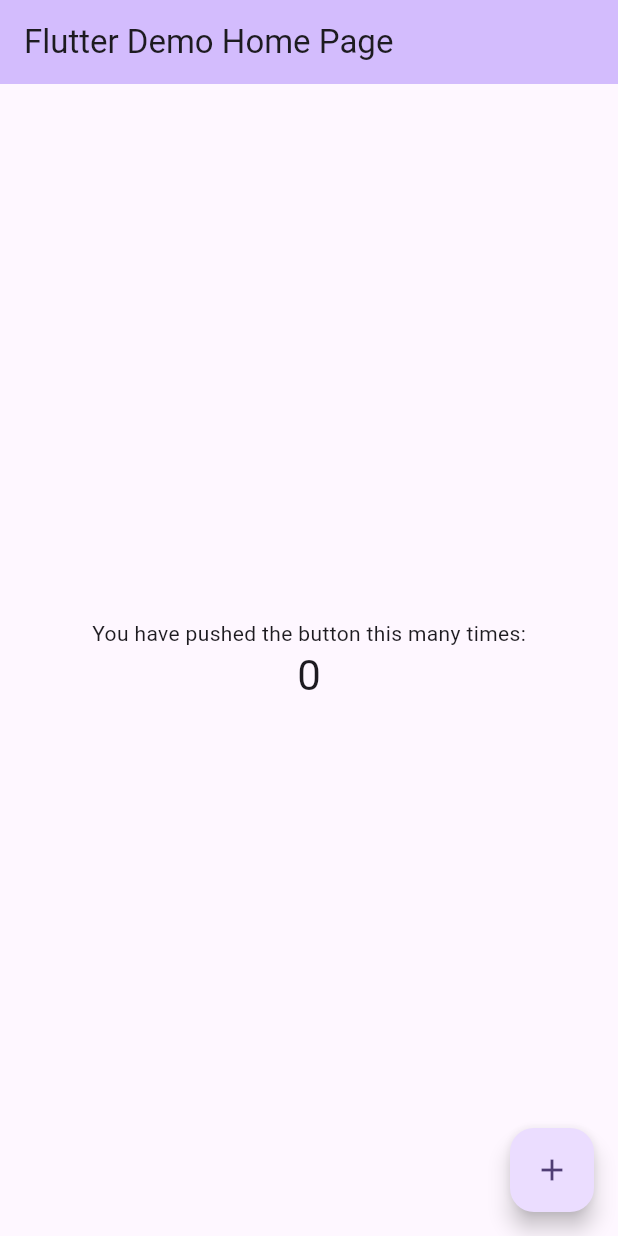
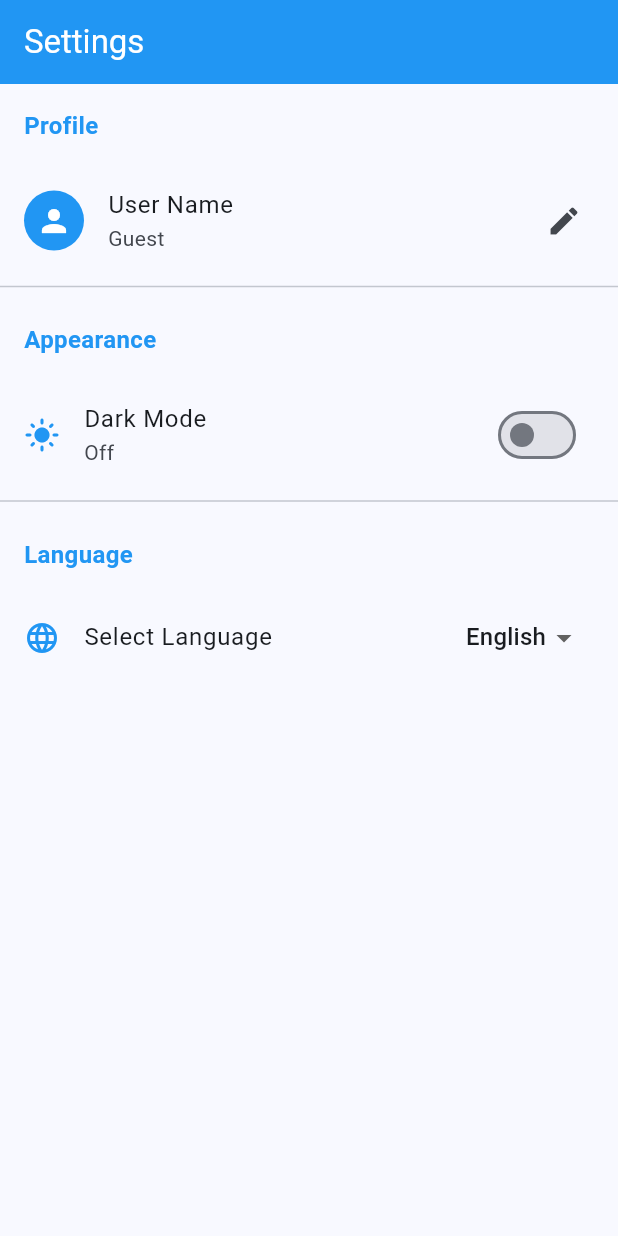
Before and after one commit to Awaisranahmad/flutter-journey-2026, a Flutter app: the screen it shows after launch, on a phone screen of 412 x 824 dp. Run offline on Flutter 3.47's test engine with Material 3 defaults, Android fonts, the phone set to English and light mode, and no system bars; our stand-ins replace shared_preferences.

Commit message:
min compl

```diff
--- a/day-09-local-storage/local_storage/lib/main.dart
+++ b/day-09-local-storage/local_storage/lib/main.dart
@@ -1,121 +1,44 @@
 import 'package:flutter/material.dart';
+import 'package:provider/provider.dart';
+import 'providers/settings_provider.dart';
+import 'screens/settings_screen.dart';
 
 void main() {
+  // Async calls se pehle yeh lazmi lagana hota hai
+  WidgetsFlutterBinding.ensureInitialized();
   runApp(const MyApp());
 }
 
 class MyApp extends StatelessWidget {
   const MyApp({super.key});
 
-  // This widget is the root of your application.
   @override
   Widget build(BuildContext context) {
-    return MaterialApp(
-      title: 'Flutter Demo',
-      theme: ThemeData(
-        // This is the theme of your application.
-        //
-        // TRY THIS: Try running your application with "flutter run". You'll see
-        // the application has a purple toolbar. Then, without quitting the app,
-        // try changing the seedColor in the colorScheme below to Colors.green
-        // and then invoke "hot reload" (save your changes or press the "hot
-        // reload" button in a Flutter-supported IDE, or press "r" if you used
-        // the command line to start the app).
-        //
-        // Notice that the counter didn't reset back to zero; the application
-        // state is not lost during the reload. To reset the state, use hot
-        // restart instead.
-        //
-        // This works for code too, not just values: Most code changes can be
-        // tested with just a hot reload.
-        colorScheme: .fromSeed(seedColor: Colors.deepPurple),
-      ),
-      home: const MyHomePage(title: 'Flutter Demo Home Page'),
-    );
-  }
-}
+    return ChangeNotifierProvider(
+      create: (_) => SettingsProvider()..loadSettings(), // Init call
+      child: Consumer<SettingsProvider>(
+        builder: (context, settingsProvider, _) {
+          final isDarkMode = settingsProvider.settings.isDarkMode;
 
-class MyHomePage extends StatefulWidget {
-  const MyHomePage({super.key, required this.title});
-
-  // This widget is the home page of your application. It is stateful, meaning
-  // that it has a State object (defined below) that contains fields that affect
-  // how it looks.
-
-  // This class is the configuration for the state. It holds the values (in this
-  // case the title) provided by the parent (in this case the App widget) and
-  // used by the build method of the State. Fields in a Widget subclass are
-  // always marked "final".
-
-  final String title;
-
-  @override
-  State<MyHomePage> createState() => _MyHomePageState();
-}
-
-class _MyHomePageState extends State<MyHomePage> {
-  int _counter = 0;
-
-  void _incrementCounter() {
-    setState(() {
-      // This call to setState tells the Flutter framework that something has
-      // changed in this State, which causes it to rerun the build method below
-      // so that the display can reflect the updated values. If we changed
-      // _counter without calling setState(), then the build method would not be
-      // called again, and so nothing would appear to happen.
-      _counter++;
-    });
-  }
-
-  @override
-  Widget build(BuildContext context) {
-    // This method is rerun every time setState is called, for instance as done
-    // by the _incrementCounter method above.
-    //
-    // The Flutter framework has been optimized to make rerunning build methods
-    // fast, so that you can just rebuild anything that needs updating rather
-    // than having to individually change instances of widgets.
-    return Scaffold(
-      appBar: AppBar(
-        // TRY THIS: Try changing the color here to a specific color (to
-        // Colors.amber, perhaps?) and trigger a hot reload to see the AppBar
-        // change color while the other colors stay the same.
-        backgroundColor: Theme.of(context).colorScheme.inversePrimary,
-        // Here we take the value from the MyHomePage object that was created by
-        // the App.build method, and use it to set our appbar title.
-        title: Text(widget.title),
-      ),
-      body: Center(
-        // Center is a layout widget. It takes a single child and positions it
-        // in the middle of the parent.
-        child: Column(
-          // Column is also a layout widget. It takes a list of children and
-          // arranges them vertically. By default, it sizes itself to fit its
-          // children horizontally, and tries to be as tall as its parent.
-          //
-          // Column has various properties to control how it sizes itself and
-          // how it positions its children. Here we use mainAxisAlignment to
-          // center the children vertically; the main axis here is the vertical
-          // axis because Columns are vertical (the cross axis would be
-          // horizontal).
-          //
-          // TRY THIS: Invoke "debug painting" (choose the "Toggle Debug Paint"
-          // action in the IDE, or press "p" in the console), to see the
-          // wireframe for each widget.
-          mainAxisAlignment: .center,
-          children: [
-            const Text('You have pushed the button this many times:'),
-            Text(
-              '$_counter',
-              style: Theme.of(context).textTheme.headlineMedium,
+          return MaterialApp(
+            title: 'Local Storage App',
+            debugShowCheckedModeBanner: false,
+            // ---------- DYNAMIC THEME ----------
+            themeMode: isDarkMode ? ThemeMode.dark : ThemeMode.light,
+            theme: ThemeData(
+              colorScheme: ColorScheme.fromSeed(seedColor: Colors.blue),
+              useMaterial3: true,
             ),
-          ],
-        ),
-      ),
-      floatingActionButton: FloatingActionButton(
-        onPressed: _incrementCounter,
-        tooltip: 'Increment',
-        child: const Icon(Icons.add),
+            darkTheme: ThemeData(
+              colorScheme: ColorScheme.fromSeed(
+                seedColor: Colors.blue,
+                brightness: Brightness.dark,
+              ),
+              useMaterial3: true,
+            ),
+            home: const SettingsScreen(),
+          );
+        },
       ),
     );
   }
--- a/day-09-local-storage/local_storage/lib/screens/settings_screen.dart
+++ b/day-09-local-storage/local_storage/lib/screens/settings_screen.dart
@@ -0,0 +1,143 @@
+import 'package:flutter/material.dart';
+import 'package:provider/provider.dart';
+import '../providers/settings_provider.dart';
+
+class SettingsScreen extends StatelessWidget {
+  const SettingsScreen({super.key});
+
+  // Helper method to show edit name dialog
+  void _showEditNameDialog(BuildContext context) {
+    final provider = context.read<SettingsProvider>();
+    final controller = TextEditingController(text: provider.settings.userName);
+
+    showDialog(
+      context: context,
+      builder: (dialogContext) => AlertDialog(
+        title: const Text('Edit Name'),
+        content: TextField(
+          controller: controller,
+          decoration: const InputDecoration(
+            labelText: 'Your Name',
+            border: OutlineInputBorder(),
+          ),
+        ),
+        actions: [
+          TextButton(
+            onPressed: () => Navigator.pop(dialogContext),
+            child: const Text('Cancel'),
+          ),
+          ElevatedButton(
+            onPressed: () {
+              provider.updateUserName(controller.text);
+              Navigator.pop(dialogContext);
+            },
+            child: const Text('Save'),
+          ),
+        ],
+      ),
+    );
+  }
+
+  @override
+  Widget build(BuildContext context) {
+    final provider = context.watch<SettingsProvider>();
+
+    // Loading state
+    if (provider.isLoading) {
+      return const Scaffold(body: Center(child: CircularProgressIndicator()));
+    }
+
+    final settings = provider.settings;
+
+    return Scaffold(
+      appBar: AppBar(
+        title: const Text('Settings'),
+        backgroundColor: Colors.blue,
+        foregroundColor: Colors.white,
+      ),
+      body: ListView(
+        children: [
+          // ---------- PROFILE SECTION ----------
+          const Padding(
+            padding: EdgeInsets.all(16.0),
+            child: Text(
+              'Profile',
+              style: TextStyle(
+                fontSize: 16,
+                fontWeight: FontWeight.bold,
+                color: Colors.blue,
+              ),
+            ),
+          ),
+          ListTile(
+            leading: const CircleAvatar(
+              backgroundColor: Colors.blue,
+              child: Icon(Icons.person, color: Colors.white),
+            ),
+            title: const Text('User Name'),
+            subtitle: Text(settings.userName),
+            trailing: const Icon(Icons.edit),
+            onTap: () => _showEditNameDialog(context),
+          ),
+          const Divider(),
+
+          // ---------- APPEARANCE SECTION ----------
+          const Padding(
+            padding: EdgeInsets.all(16.0),
+            child: Text(
+              'Appearance',
+              style: TextStyle(
+                fontSize: 16,
+                fontWeight: FontWeight.bold,
+                color: Colors.blue,
+              ),
+            ),
+          ),
+          SwitchListTile(
+            secondary: Icon(
+              settings.isDarkMode ? Icons.dark_mode : Icons.light_mode,
+              color: Colors.blue,
+            ),
+            title: const Text('Dark Mode'),
+            subtitle: Text(settings.isDarkMode ? 'On' : 'Off'),
+            value: settings.isDarkMode,
+            activeColor: Colors.blue,
+            onChanged: (value) => provider.toggleDarkMode(value),
+          ),
+          const Divider(),
+
+          // ---------- LANGUAGE SECTION ----------
+          const Padding(
+            padding: EdgeInsets.all(16.0),
+            child: Text(
+              'Language',
+              style: TextStyle(
+                fontSize: 16,
+                fontWeight: FontWeight.bold,
+                color: Colors.blue,
+              ),
+            ),
+          ),
+          ListTile(
+            leading: const Icon(Icons.language, color: Colors.blue),
+            title: const Text('Select Language'),
+            trailing: DropdownButton<String>(
+              value: settings.language,
+              underline: const SizedBox(),
+              items: const [
+                DropdownMenuItem(value: 'English', child: Text('English')),
+                DropdownMenuItem(value: 'Urdu', child: Text('Urdu')),
+                DropdownMenuItem(value: 'Arabic', child: Text('Arabic')),
+              ],
+              onChanged: (value) {
+                if (value != null) {
+                  provider.updateLanguage(value);
+                }
+              },
+            ),
+          ),
+        ],
+      ),
+    );
+  }
+}
```
